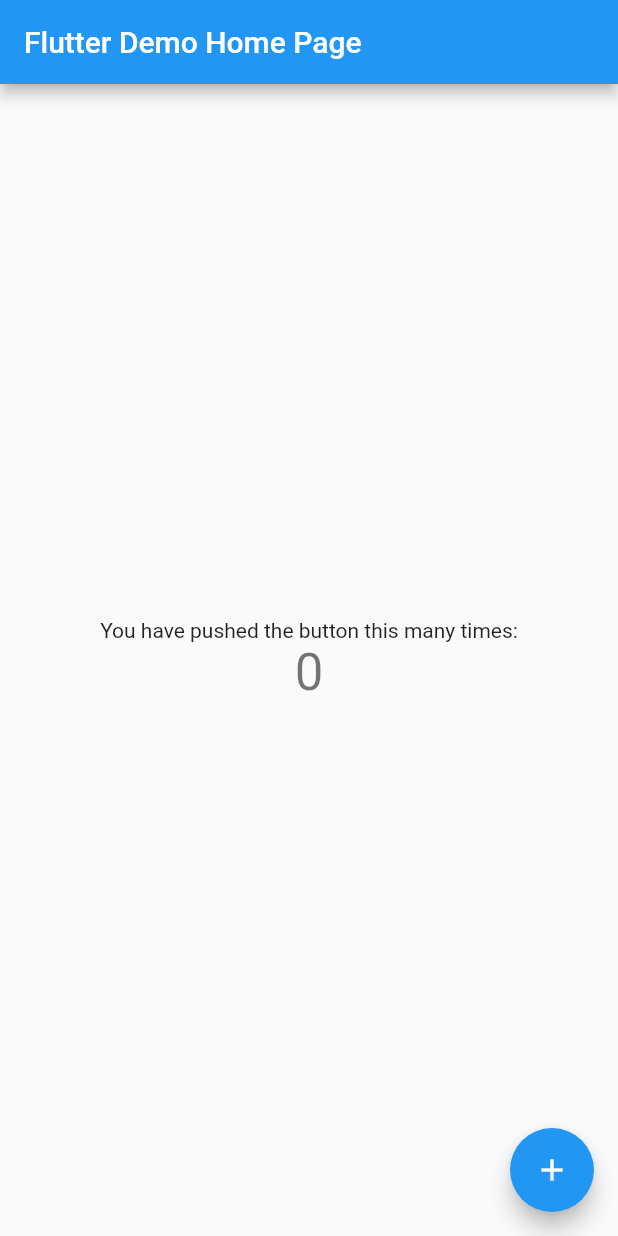
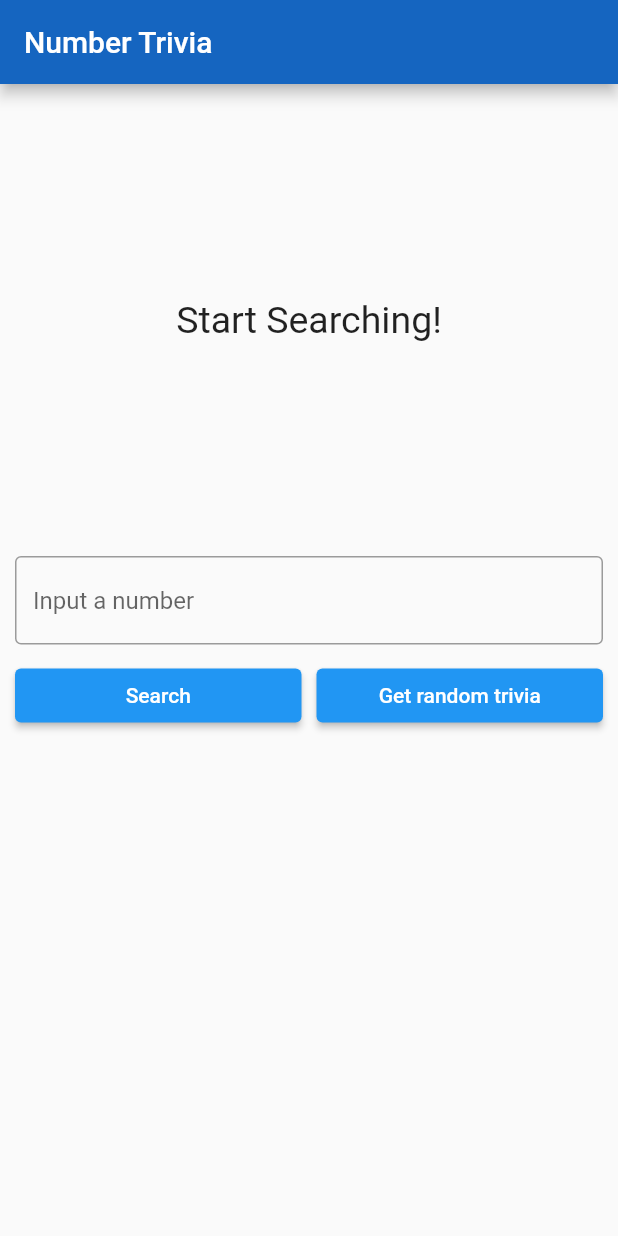
Before and after one commit to luthfiarifin/flutter_trivia_clean_arch, a Flutter app: the screen it shows after launch, on a phone screen of 412 x 824 dp. Run offline on Flutter 3.47's test engine with Material 2 defaults, Android fonts, the phone set to English and light mode, and no system bars; our stand-ins replace bloc, dartz, equatable, flutter_bloc, get_it, internet_connection_checker and 1 more.

Commit message:
Handle UI of number_trivia_page.dart

```diff
--- /dev/null
+++ b/lib/features/number_trivia/presentation/pages/number_trivia_page.dart
@@ -0,0 +1,58 @@
+import 'package:flutter/material.dart';
+import 'package:flutter_bloc/flutter_bloc.dart';
+import 'package:flutter_trivia_clean_arch/features/number_trivia/presentation/bloc/number_trivia_bloc.dart';
+import 'package:flutter_trivia_clean_arch/features/number_trivia/presentation/widgets/loading_widget.dart';
+import 'package:flutter_trivia_clean_arch/features/number_trivia/presentation/widgets/message_display.dart';
+import 'package:flutter_trivia_clean_arch/features/number_trivia/presentation/widgets/trivia_controls.dart';
+import 'package:flutter_trivia_clean_arch/features/number_trivia/presentation/widgets/trivia_display.dart';
+import 'package:flutter_trivia_clean_arch/injection_container.dart';
+
+class NumberTriviaPage extends StatelessWidget {
+  const NumberTriviaPage({Key? key}) : super(key: key);
+
+  @override
+  Widget build(BuildContext context) {
+    return Scaffold(
+      appBar: AppBar(
+        title: Text('Number Trivia'),
+      ),
+      body: SingleChildScrollView(
+        child: buildBody(context),
+      ),
+    );
+  }
+
+  buildBody(BuildContext context) {
+    return BlocProvider(
+      create: (_) => sl<NumberTriviaBloc>(),
+      child: Center(
+        child: Padding(
+          padding: EdgeInsets.all(10),
+          child: Column(
+            children: [
+              SizedBox(
+                height: 10,
+              ),
+              BlocBuilder<NumberTriviaBloc, NumberTriviaState>(
+                builder: (context, state) {
+                  if (state is Error) {
+                    return MessageDisplay(message: state.message);
+                  } else if (state is Loading) {
+                    return LoadingWidget();
+                  } else if (state is Loaded) {
+                    return TriviaDisplay(trivia: state.trivia);
+                  }
+                  return MessageDisplay(message: 'Start Searching!');
+                },
+              ),
+              SizedBox(
+                height: 20,
+              ),
+              TriviaControls(),
+            ],
+          ),
+        ),
+      ),
+    );
+  }
+}
--- /dev/null
+++ b/lib/features/number_trivia/presentation/widgets/message_display.dart
@@ -0,0 +1,27 @@
+import 'package:flutter/material.dart';
+
+class MessageDisplay extends StatelessWidget {
+  final String message;
+
+  const MessageDisplay({
+    Key? key,
+    required this.message,
+  }) : super(key: key);
+
+  @override
+  Widget build(BuildContext context) {
+    return Container(
+      height: MediaQuery.of(context).size.height / 3,
+      child: Center(
+        child: SingleChildScrollView(
+          child: Text(
+            message,
+            style: TextStyle(
+              fontSize: 25,
+            ),
+          ),
+        ),
+      ),
+    );
+  }
+}
--- /dev/null
+++ b/lib/features/number_trivia/presentation/widgets/trivia_controls.dart
@@ -0,0 +1,64 @@
+import 'package:flutter/material.dart';
+import 'package:flutter_bloc/flutter_bloc.dart';
+import 'package:flutter_trivia_clean_arch/features/number_trivia/presentation/bloc/number_trivia_bloc.dart';
+
+class TriviaControls extends StatefulWidget {
+  const TriviaControls({
+    Key? key,
+  }) : super(key: key);
+
+  @override
+  _TriviaControlsState createState() => _TriviaControlsState();
+}
+
+class _TriviaControlsState extends State<TriviaControls> {
+  final triviaController = TextEditingController();
+
+  @override
+  Widget build(BuildContext context) {
+    return Column(
+      children: [
+        TextField(
+          controller: triviaController,
+          keyboardType: TextInputType.number,
+          decoration: InputDecoration(
+            border: OutlineInputBorder(),
+            hintText: 'Input a number',
+          ),
+        ),
+        SizedBox(
+          height: 10,
+        ),
+        Row(
+          children: [
+            Expanded(
+              child: ElevatedButton(
+                onPressed: () => onGetTrivia(),
+                child: Text('Search'),
+              ),
+            ),
+            SizedBox(
+              width: 10,
+            ),
+            Expanded(
+              child: ElevatedButton(
+                onPressed: () => onRandomTrivia(),
+                child: Text('Get random trivia'),
+              ),
+            ),
+          ],
+        )
+      ],
+    );
+  }
+
+  void onGetTrivia() {
+    BlocProvider.of<NumberTriviaBloc>(context)
+        .add(GetTriviaConcreteNumber(triviaController.text));
+    triviaController.clear();
+  }
+
+  void onRandomTrivia() {
+    BlocProvider.of<NumberTriviaBloc>(context).add(GetRandomConcreteNumber());
+  }
+}
--- a/lib/main.dart
+++ b/lib/main.dart
@@ -1,4 +1,5 @@
 import 'package:flutter/material.dart';
+import 'package:flutter_trivia_clean_arch/features/number_trivia/presentation/pages/number_trivia_page.dart';
 import 'injection_container.dart' as di;
 
 Future<void> main() async {
@@ -8,109 +9,15 @@ Future<void> main() async {
 }
 
 class MyApp extends StatelessWidget {
-  // This widget is the root of your application.
   @override
   Widget build(BuildContext context) {
     return MaterialApp(
-      title: 'Flutter Demo',
+      title: 'Number Trivia',
       theme: ThemeData(
-        // This is the theme of your application.
-        //
-        // Try running your application with "flutter run". You'll see the
-        // application has a blue toolbar. Then, without quitting the app, try
-        // changing the primarySwatch below to Colors.green and then invoke
-        // "hot reload" (press "r" in the console where you ran "flutter run",
-        // or simply save your changes to "hot reload" in a Flutter IDE).
-        // Notice that the counter didn't reset back to zero; the application
-        // is not restarted.
-        primarySwatch: Colors.blue,
+        primaryColor: Colors.blue.shade800,
+        accentColor: Colors.blue.shade600,
       ),
-      home: MyHomePage(title: 'Flutter Demo Home Page'),
+      home: NumberTriviaPage(),
     );
   }
 }
-
-class MyHomePage extends StatefulWidget {
-  MyHomePage({Key? key, required this.title}) : super(key: key);
-
-  // This widget is the home page of your application. It is stateful, meaning
-  // that it has a State object (defined below) that contains fields that affect
-  // how it looks.
-
-  // This class is the configuration for the state. It holds the values (in this
-  // case the title) provided by the parent (in this case the App widget) and
-  // used by the build method of the State. Fields in a Widget subclass are
-  // always marked "final".
-
-  final String title;
-
-  @override
-  _MyHomePageState createState() => _MyHomePageState();
-}
-
-class _MyHomePageState extends State<MyHomePage> {
-  int _counter = 0;
-
-  void _incrementCounter() {
-    setState(() {
-      // This call to setState tells the Flutter framework that something has
-      // changed in this State, which causes it to rerun the build method below
-      // so that the display can reflect the updated values. If we changed
-      // _counter without calling setState(), then the build method would not be
-      // called again, and so nothing would appear to happen.
-      _counter++;
-    });
-  }
-
-  @override
-  Widget build(BuildContext context) {
-    // This method is rerun every time setState is called, for instance as done
-    // by the _incrementCounter method above.
-    //
-    // The Flutter framework has been optimized to make rerunning build methods
-    // fast, so that you can just rebuild anything that needs updating rather
-    // than having to individually change instances of widgets.
-    return Scaffold(
-      appBar: AppBar(
-        // Here we take the value from the MyHomePage object that was created by
-        // the App.build method, and use it to set our appbar title.
-        title: Text(widget.title),
-      ),
-      body: Center(
-        // Center is a layout widget. It takes a single child and positions it
-        // in the middle of the parent.
-        child: Column(
-          // Column is also a layout widget. It takes a list of children and
-          // arranges them vertically. By default, it sizes itself to fit its
-          // children horizontally, and tries to be as tall as its parent.
-          //
-          // Invoke "debug painting" (press "p" in the console, choose the
-          // "Toggle Debug Paint" action from the Flutter Inspector in Android
-          // Studio, or the "Toggle Debug Paint" command in Visual Studio Code)
-          // to see the wireframe for each widget.
-          //
-          // Column has various properties to control how it sizes itself and
-          // how it positions its children. Here we use mainAxisAlignment to
-          // center the children vertically; the main axis here is the vertical
-          // axis because Columns are vertical (the cross axis would be
-          // horizontal).
-          mainAxisAlignment: MainAxisAlignment.center,
-          children: <Widget>[
-            Text(
-              'You have pushed the button this many times:',
-            ),
-            Text(
-              '$_counter',
-              style: Theme.of(context).textTheme.headline4,
-            ),
-          ],
-        ),
-      ),
-      floatingActionButton: FloatingActionButton(
-        onPressed: _incrementCounter,
-        tooltip: 'Increment',
-        child: Icon(Icons.add),
-      ), // This trailing comma makes auto-formatting nicer for build methods.
-    );
-  }
-}
```
Also changed, not shown: lib/features/number_trivia/presentation/widgets/loading_widget.dart (added, +17 -0 lines), lib/features/number_trivia/presentation/widgets/trivia_display.dart (added, +42 -0 lines).
